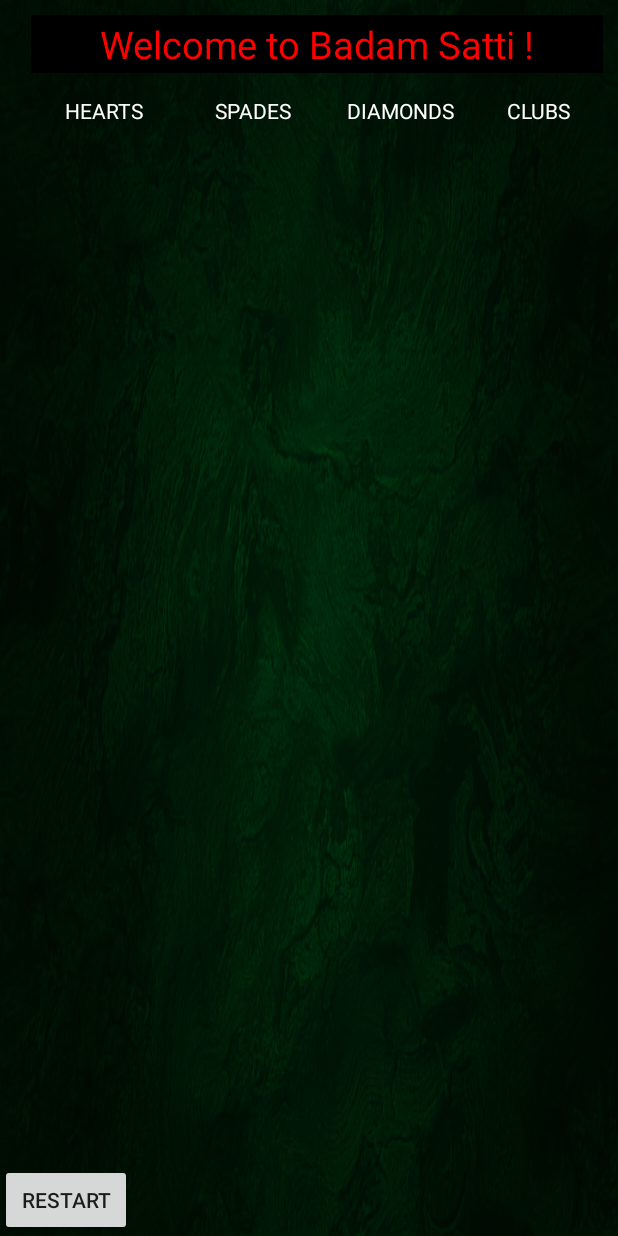
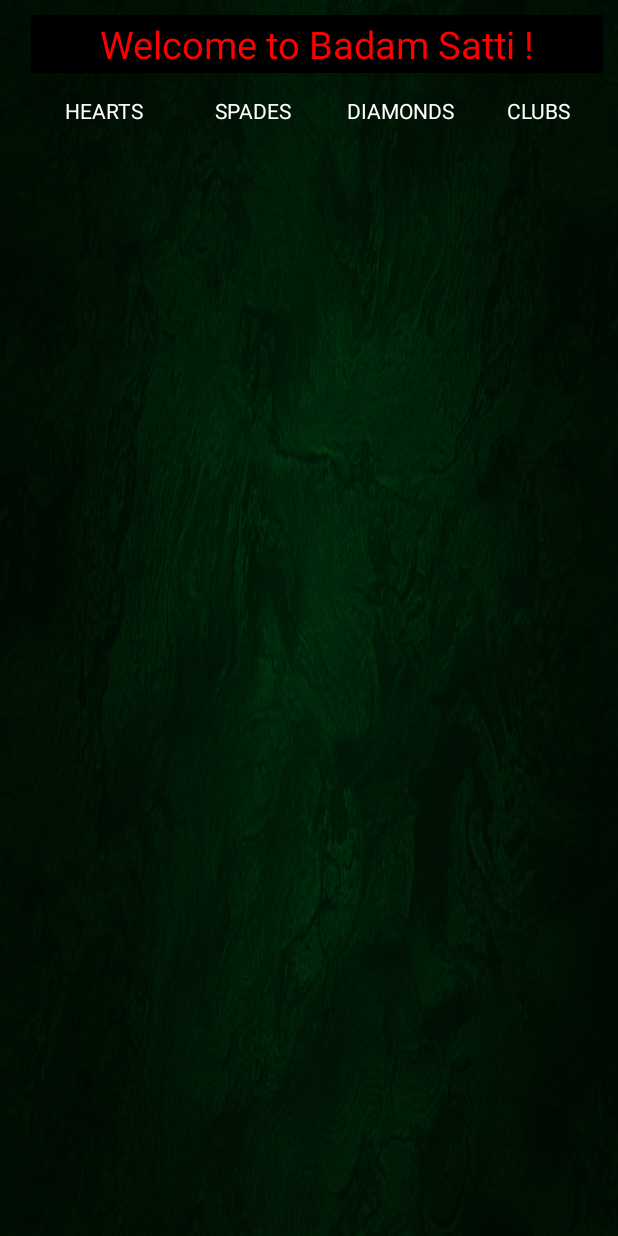
Before and after one commit to pranavgaikwad/sevenhearts, an Android app: the layout activity_game.xml on its own in the app's theme, with its tools: preview values and no code run, on a phone screen of 412 x 824 dp. Run offline under Robolectric (Android 15) with nearby library versions, the phone set to English and light mode, and no system bars.

Commit message:
added png's

```diff
--- a/app/src/main/res/layout/activity_game.xml
+++ b/app/src/main/res/layout/activity_game.xml
@@ -192,13 +192,4 @@
 
     </LinearLayout>
 
-    <Button
-        android:layout_width="wrap_content"
-        android:layout_height="wrap_content"
-        android:text="Restart"
-        android:id="@+id/restart_button"
-        android:layout_alignParentBottom="true"
-        android:layout_alignParentLeft="true"
-        android:layout_alignParentStart="true" />
-
 </RelativeLayout>
```
Also changed, not shown: app/src/main/java/com/comyr/pg18/sevenhearts/background/threads/GameThread.java (+5 -6 lines), app/src/main/res/drawable-hdpi/ic_exit.png (added), app/src/main/res/drawable-hdpi/ic_player_bot.png (added), app/src/main/res/drawable-hdpi/ic_player_coder.png (added), app/src/main/res/drawable-hdpi/ic_player_king.png (added), app/src/main/res/drawable-hdpi/ic_player_magician.png (added), app/src/main/res/drawable-hdpi/ic_restart.png (added), app/src/main/res/drawable-xhdpi/ic_exit.png (added), app/src/main/res/drawable-xhdpi/ic_player_bot.png (added), app/src/main/res/drawable-xhdpi/ic_player_coder.png (added), app/src/main/res/drawable-xhdpi/ic_player_king.png (added), app/src/main/res/drawable-xhdpi/ic_player_magician.png (added), app/src/main/res/drawable-xhdpi/ic_restart.png (added).
